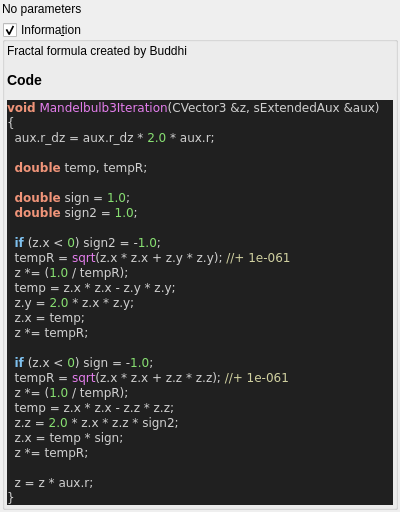
Above: mandelbulber2/qt_data/fractal_mandelbulb3.ui from buddhi1980/mandelbulber2 before the change. Below: the same form after it.
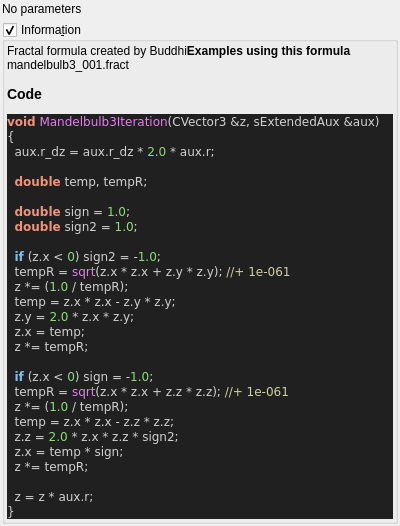
That is the form after the change. Custom widgets are drawn as their Qt base class.

Commit message:
ui information - added example occurrences
now every formula, which is used in an example file, will display a list
of the example files in the information box. A maximum of 5 occurences is
displayed.
The script also outputs, which formulas do not yet have any example
files.

Patch:
```diff
--- a/mandelbulber2/qt_data/fractal_mandelbulb3.ui
+++ b/mandelbulber2/qt_data/fractal_mandelbulb3.ui
@@ -65,7 +65,7 @@
         <property name="text">
          <string>&lt;p&gt;Fractal formula created by Buddhi&lt;/p&gt;&lt;table&gt;
 &lt;/table&gt;
-&lt;h3&gt;Code&lt;/h3&gt;
+&lt;b&gt;Examples using this formula&lt;/b&gt;&lt;br&gt;mandelbulb3_001.fract&lt;h3&gt;Code&lt;/h3&gt;
 &lt;body style=&quot;background-color:#202020&quot;&gt;
 &lt;pre style=&quot;color:#d0d0d0; background-color:#202020;  font-family:'Courier New',monospace;&quot;&gt;&lt;span style=&quot;color:#f09479; font-weight:bold&quot;&gt;void&lt;/span&gt; &lt;span style=&quot;color:#e47eed&quot;&gt;Mandelbulb3Iteration&lt;/span&gt;&lt;span style=&quot;color:#d0d0d0&quot;&gt;(&lt;/span&gt;CVector3 &lt;span style=&quot;color:#d0d0d0&quot;&gt;&amp;amp;&lt;/span&gt;z&lt;span style=&quot;color:#d0d0d0&quot;&gt;,&lt;/span&gt; sExtendedAux &lt;span style=&quot;color:#d0d0d0&quot;&gt;&amp;amp;&lt;/span&gt;aux&lt;span style=&quot;color:#d0d0d0&quot;&gt;)&lt;/span&gt;
 &lt;span style=&quot;color:#d0d0d0&quot;&gt;{&lt;/span&gt;
```
The commit also changes 59 other files.
